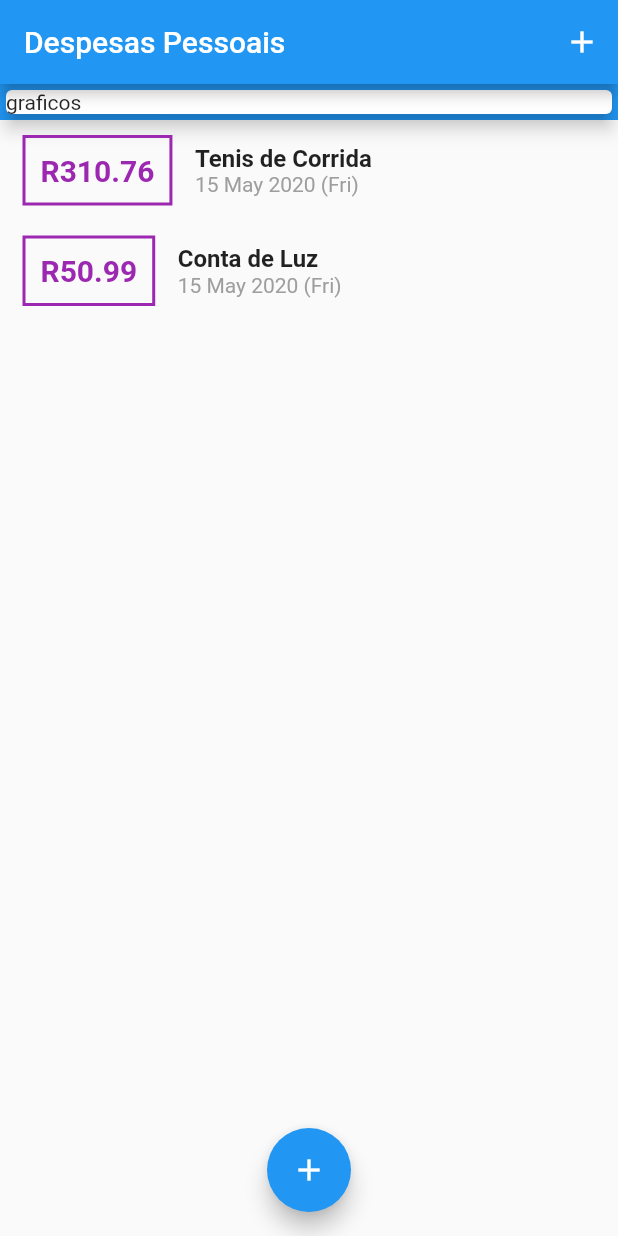
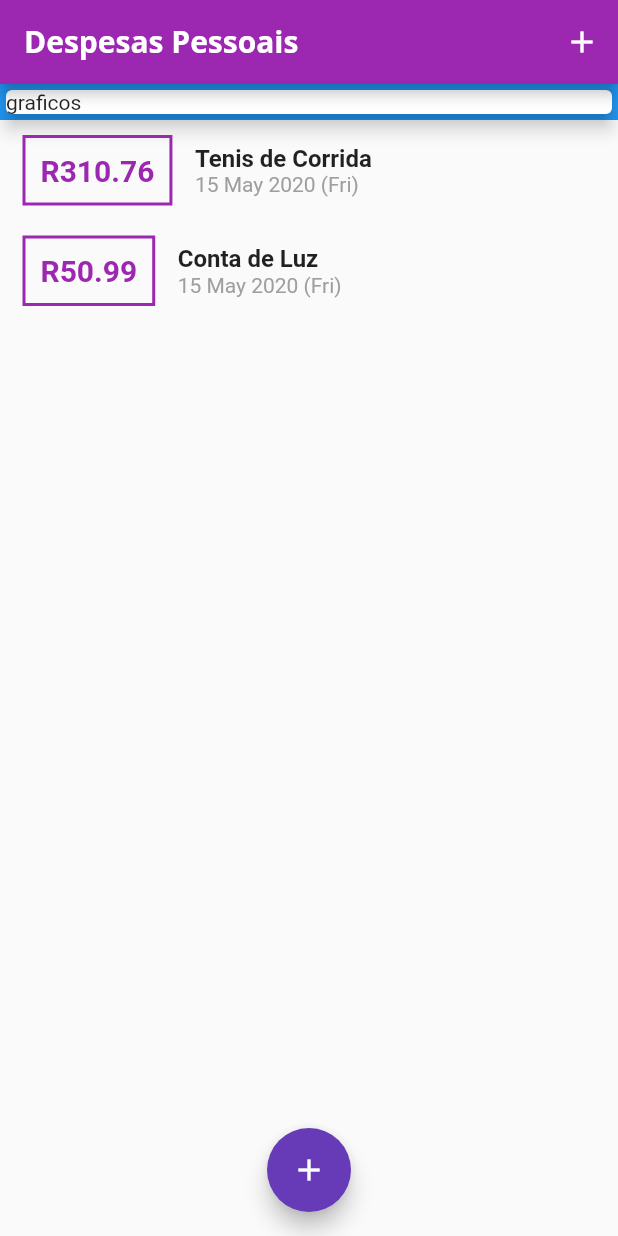
Before and after one commit to kadeguilherme/Despesas-Pessoal, a Flutter app: the screen it shows after launch, on a phone screen of 412 x 824 dp. Run offline on Flutter 3.47's test engine with Material 2 defaults, Android fonts, the phone set to English and light mode, and no system bars.

Commit message:
Colocando fontes no arquivo yaml

```diff
--- a/lib/main.dart
+++ b/lib/main.dart
@@ -13,6 +13,27 @@ class DespensasApp extends StatelessWidget {
     initializeDateFormatting('pt_BR', null);
     return MaterialApp(
       debugShowCheckedModeBanner: false,
+      theme: ThemeData(
+        primarySwatch: Colors.purple,
+        accentColor: Colors.deepPurple,
+        fontFamily: 'Quicksand',
+        textTheme: ThemeData.light().textTheme.copyWith(
+              title: TextStyle(
+                fontFamily: 'OpenSans',
+                fontSize: 18,
+                fontWeight: FontWeight.bold,
+              ),
+            ),
+        appBarTheme: AppBarTheme(
+          textTheme: ThemeData.light().textTheme.copyWith(
+                title: TextStyle(
+                  fontFamily: 'OpenSans',
+                  fontSize: 20,
+                  fontWeight: FontWeight.bold,
+                ),
+              ),
+        ),
+      ),
       home: MyHomePage(),
     );
   }
@@ -31,7 +52,11 @@ class _MyHomePageState extends State<MyHomePage> {
         value: 310.76,
         date: DateTime.now()),
     Transacao(
-        id: 't2', title: 'Conta de Luz', value: 50.99, date: DateTime.now())
+      id: 't2',
+      title: 'Conta de Luz',
+      value: 50.99,
+      date: DateTime.now(),
+    )
   ];
 
   _addTransacao(String title, double value) {
@@ -44,6 +69,8 @@ class _MyHomePageState extends State<MyHomePage> {
     setState(() {
       _tranactions.add(newTransacao);
     });
+
+    Navigator.of(context).pop();
   }
 
   _openTranscationFormModal(BuildContext context) {
```
Also changed, not shown: pubspec.yaml (+11 -11 lines), assets/fonts/OpenSans-Bold.ttf (added), assets/fonts/OpenSans-Regular.ttf (added), assets/fonts/Quicksand-Bold.ttf (added), assets/fonts/Quicksand-Light.ttf (added), assets/fonts/Quicksand-Medium.ttf (added), assets/fonts/Quicksand-Regular.ttf (added).
